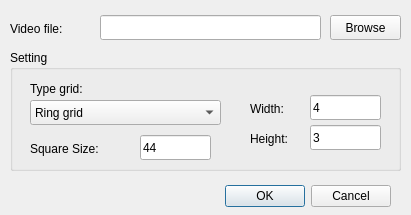
Above: setting.ui from Suryavf/CameraCalibration before the change. Below: the same form after it.
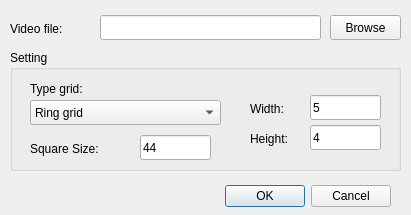
That is the form after the change.

Commit message: Add automatic selection of frames

Diff of the .ui file:
```diff
--- a/setting.ui
+++ b/setting.ui
@@ -191,7 +191,7 @@
      </rect>
     </property>
     <property name="text">
-     <string>4</string>
+     <string>5</string>
     </property>
    </widget>
    <widget class="QLineEdit" name="txtHeight">
@@ -204,7 +204,7 @@
      </rect>
     </property>
     <property name="text">
-     <string>3</string>
+     <string>4</string>
     </property>
    </widget>
   </widget>
```
The commit also changes 2 other files.
